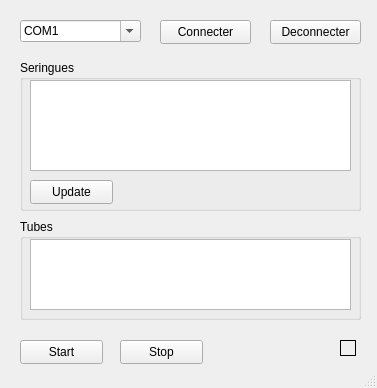
This is infupy/gui/syringorecueil.ui in jaj42/infupy as Qt 5 draws it before an edit. The edited form follows.
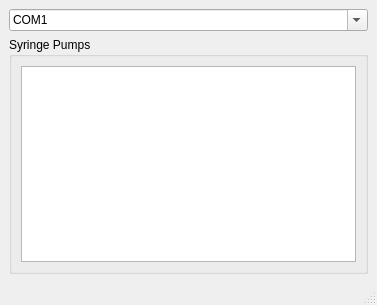
This is the edited form.

Commit message: Simplify GUI according to new code design.

```diff
--- a/infupy/gui/syringorecueil.ui
+++ b/infupy/gui/syringorecueil.ui
@@ -7,7 +7,7 @@
     <x>0</x>
     <y>0</y>
     <width>377</width>
-    <height>388</height>
+    <height>305</height>
    </rect>
   </property>
   <property name="sizePolicy">
@@ -20,51 +20,9 @@
    <string>SyringoReceuil</string>
   </property>
   <widget class="QWidget" name="centralwidget">
-   <widget class="QGroupBox" name="groupBox">
-    <property name="geometry">
-     <rect>
-      <x>20</x>
-      <y>60</y>
-      <width>341</width>
-      <height>151</height>
-     </rect>
-    </property>
-    <property name="title">
-     <string>Seringues</string>
-    </property>
-    <widget class="QListWidget" name="lstSyringes">
-     <property name="geometry">
-      <rect>
-       <x>10</x>
-       <y>20</y>
-       <width>321</width>
-       <height>91</height>
-      </rect>
-     </property>
-    </widget>
-    <widget class="QPushButton" name="btnSUpdate">
-     <property name="geometry">
-      <rect>
-       <x>10</x>
-       <y>120</y>
-       <width>83</width>
-       <height>24</height>
-      </rect>
-     </property>
-     <property name="text">
-      <string>Update</string>
-     </property>
-    </widget>
-   </widget>
+   <layout class="QVBoxLayout" name="verticalLayout">
+    <item>
    <widget class="QComboBox" name="comboCom">
-    <property name="geometry">
-     <rect>
-      <x>20</x>
-      <y>20</y>
-      <width>121</width>
-      <height>22</height>
-     </rect>
-    </property>
     <property name="editable">
      <bool>true</bool>
     </property>
@@ -88,104 +46,53 @@
       <string>COM4</string>
      </property>
     </item>
-   </widget>
-   <widget class="QPushButton" name="btnConnect">
-    <property name="geometry">
-     <rect>
-      <x>160</x>
-      <y>20</y>
-      <width>91</width>
-      <height>24</height>
-     </rect>
-    </property>
+      <item>
+       <property name="text">
+        <string>COM5</string>
+       </property>
+      </item>
+      <item>
     <property name="text">
-     <string>Connecter</string>
-    </property>
-   </widget>
-   <widget class="QLabel" name="lblSpin">
-    <property name="geometry">
-     <rect>
-      <x>340</x>
-      <y>340</y>
-      <width>16</width>
-      <height>16</height>
-     </rect>
-    </property>
+        <string>COM6</string>
+       </property>
+      </item>
+      <item>
+       <property name="text">
+        <string>COM7</string>
+       </property>
+      </item>
+      <item>
+       <property name="text">
+        <string>/dev/ttyUSB0</string>
+       </property>
+      </item>
+      <item>
+       <property name="text">
+        <string>/dev/ttyUSB1</string>
+       </property>
+      </item>
+     </widget>
+    </item>
+    <item>
+     <widget class="QGroupBox" name="groupBox">
+      <property name="title">
+       <string>Syringe Pumps</string>
+      </property>
+      <layout class="QVBoxLayout" name="verticalLayout_2">
+       <item>
+        <widget class="QListWidget" name="lstSyringes">
     <property name="sizePolicy">
-     <sizepolicy hsizetype="Fixed" vsizetype="Fixed">
+          <sizepolicy hsizetype="Expanding" vsizetype="Expanding">
       <horstretch>0</horstretch>
       <verstretch>0</verstretch>
      </sizepolicy>
     </property>
-    <property name="frameShape">
-     <enum>QFrame::Box</enum>
-    </property>
-    <property name="text">
-     <string/>
-    </property>
-   </widget>
-   <widget class="QPushButton" name="btnStart">
-    <property name="geometry">
-     <rect>
-      <x>20</x>
-      <y>340</y>
-      <width>83</width>
-      <height>24</height>
-     </rect>
-    </property>
-    <property name="text">
-     <string>Start</string>
-    </property>
-   </widget>
-   <widget class="QPushButton" name="btnStop">
-    <property name="geometry">
-     <rect>
-      <x>120</x>
-      <y>340</y>
-      <width>83</width>
-      <height>24</height>
-     </rect>
-    </property>
-    <property name="text">
-     <string>Stop</string>
-    </property>
-   </widget>
-   <widget class="QGroupBox" name="groupBox_2">
-    <property name="geometry">
-     <rect>
-      <x>20</x>
-      <y>219</y>
-      <width>341</width>
-      <height>101</height>
-     </rect>
-    </property>
-    <property name="title">
-     <string>Tubes</string>
-    </property>
-    <widget class="QListWidget" name="listWidget">
-     <property name="geometry">
-      <rect>
-       <x>10</x>
-       <y>20</y>
-       <width>321</width>
-       <height>71</height>
-      </rect>
-     </property>
-    </widget>
-   </widget>
-   <widget class="QPushButton" name="btnDisconnect">
-    <property name="geometry">
-     <rect>
-      <x>270</x>
-      <y>20</y>
-      <width>91</width>
-      <height>24</height>
-     </rect>
-    </property>
-    <property name="text">
-     <string>Deconnecter</string>
-    </property>
-   </widget>
+        </widget>
+       </item>
+      </layout>
+     </widget>
+    </item>
+   </layout>
   </widget>
   <widget class="QStatusBar" name="statusBar"/>
  </widget>
```
Left out of the diff: 2 changed lines with no effect on the pictures. Lines whose indentation alone changed are shown as unchanged.
